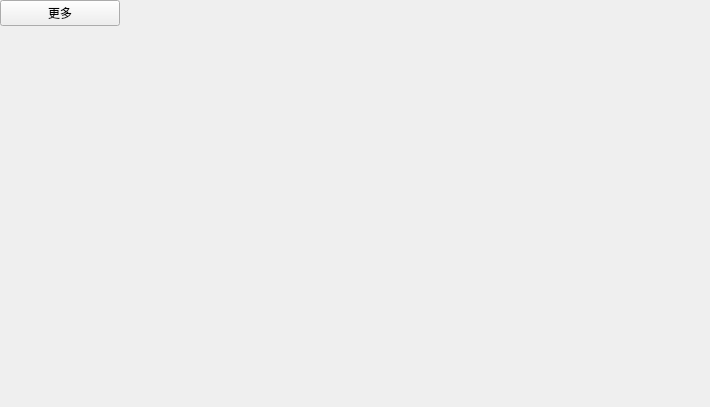
Before: the Qt Designer form frmmore.ui in hzqgogogo/IntelligentGreenHouse, drawn with Qt 5.
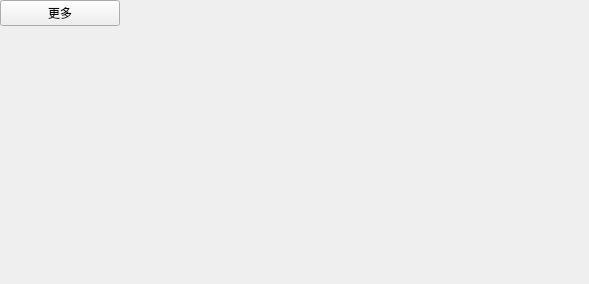
After: the same form once the commit is applied.

Patch:
```diff
--- a/frmmore.ui
+++ b/frmmore.ui
@@ -6,8 +6,8 @@
    <rect>
     <x>0</x>
     <y>0</y>
-    <width>710</width>
-    <height>407</height>
+    <width>589</width>
+    <height>284</height>
    </rect>
   </property>
   <property name="windowTitle">
@@ -50,7 +50,7 @@
         <property name="sizeHint" stdset="0">
          <size>
           <width>20</width>
-          <height>381</height>
+          <height>258</height>
          </size>
         </property>
        </spacer>
```
Left out of the diff: 5 changed lines with no effect on the pictures.
